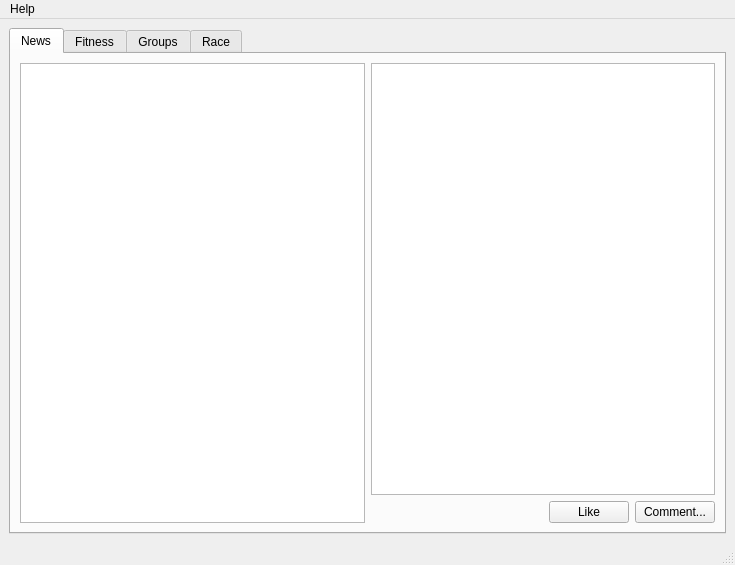
Before: the Qt Designer form GUI/mainwindow.ui in jpvanhal/Social-Sports, drawn with Qt 5.
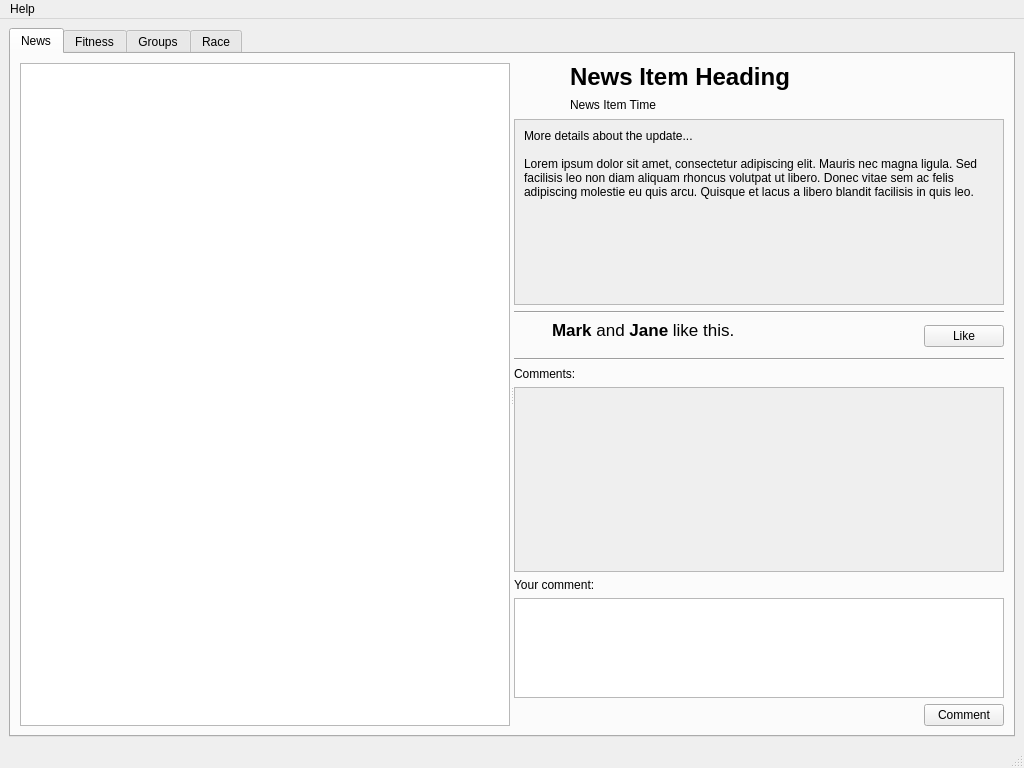
After: the same form once the commit is applied. Icons and pictures are not drawn.

Patch:
```diff
--- a/GUI/mainwindow.ui
+++ b/GUI/mainwindow.ui
@@ -6,8 +6,8 @@
    <rect>
     <x>0</x>
     <y>0</y>
-    <width>735</width>
-    <height>565</height>
+    <width>1024</width>
+    <height>768</height>
    </rect>
   </property>
   <property name="windowTitle">
@@ -26,60 +26,332 @@
        </attribute>
        <layout class="QHBoxLayout" name="horizontalLayout_9">
         <item>
-         <widget class="QListView" name="listViewNews">
-          <property name="editTriggers">
-           <set>QAbstractItemView::NoEditTriggers</set>
+         <widget class="QSplitter" name="splitter">
+          <property name="orientation">
+           <enum>Qt::Horizontal</enum>
           </property>
-          <property name="selectionBehavior">
-           <enum>QAbstractItemView::SelectRows</enum>
-          </property>
-         </widget>
-        </item>
-        <item>
-         <layout class="QVBoxLayout" name="verticalLayout">
-          <item>
-           <widget class="QTextEdit" name="textEditNewsItem">
-            <property name="html">
-             <string>&lt;!DOCTYPE HTML PUBLIC &quot;-//W3C//DTD HTML 4.0//EN&quot; &quot;http://www.w3.org/TR/REC-html40/strict.dtd&quot;&gt;
+          <widget class="QListView" name="listViewNews">
+           <property name="editTriggers">
+            <set>QAbstractItemView::NoEditTriggers</set>
+           </property>
+           <property name="selectionBehavior">
+            <enum>QAbstractItemView::SelectRows</enum>
+           </property>
+          </widget>
+          <widget class="QWidget" name="layoutWidget">
+           <layout class="QVBoxLayout" name="verticalLayout_12">
+            <item>
+             <layout class="QHBoxLayout" name="horizontalLayout_3">
+              <item>
+               <widget class="QLabel" name="label_16">
+                <property name="minimumSize">
+                 <size>
+                  <width>50</width>
+                  <height>50</height>
+                 </size>
+                </property>
+                <property name="maximumSize">
+                 <size>
+                  <width>50</width>
+                  <height>50</height>
+                 </size>
+                </property>
+                <property name="text">
+                 <string>&lt;img src=&quot;:/icons/avatar.jpg&quot;&gt;</string>
+                </property>
+               </widget>
+              </item>
+              <item>
+               <layout class="QVBoxLayout" name="verticalLayout">
+                <item>
+                 <widget class="QLabel" name="labelNewsItemHeading">
+                  <property name="sizePolicy">
+                   <sizepolicy hsizetype="Ignored" vsizetype="Preferred">
+                    <horstretch>0</horstretch>
+                    <verstretch>0</verstretch>
+                   </sizepolicy>
+                  </property>
+                  <property name="font">
+                   <font>
+                    <pointsize>18</pointsize>
+                    <weight>75</weight>
+                    <bold>true</bold>
+                   </font>
+                  </property>
+                  <property name="text">
+                   <string>News Item Heading</string>
+                  </property>
+                  <property name="scaledContents">
+                   <bool>false</bool>
+                  </property>
+                  <property name="textInteractionFlags">
+                   <set>Qt::LinksAccessibleByMouse|Qt::TextSelectableByKeyboard|Qt::TextSelectableByMouse</set>
+                  </property>
+                 </widget>
+                </item>
+                <item>
+                 <widget class="QLabel" name="labelNewsItemTime">
+                  <property name="text">
+                   <string>News Item Time</string>
+                  </property>
+                  <property name="textInteractionFlags">
+                   <set>Qt::LinksAccessibleByMouse|Qt::TextSelectableByKeyboard|Qt::TextSelectableByMouse</set>
+                  </property>
+                 </widget>
+                </item>
+               </layout>
+              </item>
+             </layout>
+            </item>
+            <item>
+             <widget class="QScrollArea" name="scrollArea">
+              <property name="sizePolicy">
+               <sizepolicy hsizetype="Expanding" vsizetype="Expanding">
+                <horstretch>0</horstretch>
+                <verstretch>0</verstretch>
+               </sizepolicy>
+              </property>
+              <property name="widgetResizable">
+               <bool>true</bool>
+              </property>
+              <widget class="QWidget" name="scrollAreaWidgetContents">
+               <property name="geometry">
+                <rect>
+                 <x>0</x>
+                 <y>0</y>
+                 <width>514</width>
+                 <height>152</height>
+                </rect>
+               </property>
+               <layout class="QHBoxLayout" name="horizontalLayout_8">
+                <item>
+                 <widget class="QLabel" name="label_18">
+                  <property name="sizePolicy">
+                   <sizepolicy hsizetype="Preferred" vsizetype="Expanding">
+                    <horstretch>0</horstretch>
+                    <verstretch>0</verstretch>
+                   </sizepolicy>
+                  </property>
+                  <property name="text">
+                   <string>More details about the update...
+
+Lorem ipsum dolor sit amet, consectetur adipiscing elit. Mauris nec magna ligula. Sed facilisis leo non diam aliquam rhoncus volutpat ut libero. Donec vitae sem ac felis adipiscing molestie eu quis arcu. Quisque et lacus a libero blandit facilisis in quis leo.</string>
+                  </property>
+                  <property name="alignment">
+                   <set>Qt::AlignLeading|Qt::AlignLeft|Qt::AlignTop</set>
+                  </property>
+                  <property name="wordWrap">
+                   <bool>true</bool>
+                  </property>
+                  <property name="textInteractionFlags">
+                   <set>Qt::LinksAccessibleByMouse|Qt::TextSelectableByKeyboard|Qt::TextSelectableByMouse</set>
+                  </property>
+                 </widget>
+                </item>
+               </layout>
+              </widget>
+             </widget>
+            </item>
+            <item>
+             <widget class="Line" name="line_2">
+              <property name="orientation">
+               <enum>Qt::Horizontal</enum>
+              </property>
+             </widget>
+            </item>
+            <item>
+             <layout class="QHBoxLayout" name="horizontalLayout_6">
+              <property name="sizeConstraint">
+               <enum>QLayout::SetMinimumSize</enum>
+              </property>
+              <item>
+               <layout class="QVBoxLayout" name="verticalLayout_11">
+                <item>
+                 <widget class="QLabel" name="label_17">
+                  <property name="sizePolicy">
+                   <sizepolicy hsizetype="Fixed" vsizetype="Fixed">
+                    <horstretch>0</horstretch>
+                    <verstretch>0</verstretch>
+                   </sizepolicy>
+                  </property>
+                  <property name="minimumSize">
+                   <size>
+                    <width>32</width>
+                    <height>32</height>
+                   </size>
+                  </property>
+                  <property name="maximumSize">
+                   <size>
+                    <width>32</width>
+                    <height>32</height>
+                   </size>
+                  </property>
+                  <property name="text">
+                   <string>&lt;img src=&quot;:/icons/thumbs_up.png&quot;&gt;</string>
+                  </property>
+                 </widget>
+                </item>
+               </layout>
+              </item>
+              <item>
+               <widget class="QLabel" name="labelNewsItemLike">
+                <property name="sizePolicy">
+                 <sizepolicy hsizetype="Expanding" vsizetype="Preferred">
+                  <horstretch>0</horstretch>
+                  <verstretch>0</verstretch>
+                 </sizepolicy>
+                </property>
+                <property name="text">
+                 <string>&lt;!DOCTYPE HTML PUBLIC &quot;-//W3C//DTD HTML 4.0//EN&quot; &quot;http://www.w3.org/TR/REC-html40/strict.dtd&quot;&gt;
 &lt;html&gt;&lt;head&gt;&lt;meta name=&quot;qrichtext&quot; content=&quot;1&quot; /&gt;&lt;style type=&quot;text/css&quot;&gt;
 p, li { white-space: pre-wrap; }
 &lt;/style&gt;&lt;/head&gt;&lt;body style=&quot; font-family:'Lucida Grande'; font-size:13pt; font-weight:400; font-style:normal;&quot;&gt;
-&lt;p style=&quot;-qt-paragraph-type:empty; margin-top:0px; margin-bottom:0px; margin-left:0px; margin-right:0px; -qt-block-indent:0; text-indent:0px; font-family:'Ubuntu'; font-size:11pt;&quot;&gt;&lt;/p&gt;&lt;/body&gt;&lt;/html&gt;</string>
-            </property>
-           </widget>
-          </item>
-          <item>
-           <layout class="QHBoxLayout" name="horizontalLayout_8">
+&lt;p style=&quot; margin-top:0px; margin-bottom:0px; margin-left:0px; margin-right:0px; -qt-block-indent:0; text-indent:0px;&quot;&gt;&lt;span style=&quot; font-weight:600;&quot;&gt;Mark&lt;/span&gt; and &lt;span style=&quot; font-weight:600;&quot;&gt;Jane&lt;/span&gt; like this.&lt;/p&gt;&lt;/body&gt;&lt;/html&gt;</string>
+                </property>
+                <property name="alignment">
+                 <set>Qt::AlignLeading|Qt::AlignLeft|Qt::AlignTop</set>
+                </property>
+                <property name="wordWrap">
+                 <bool>true</bool>
+                </property>
+                <property name="textInteractionFlags">
+                 <set>Qt::LinksAccessibleByMouse|Qt::TextSelectableByKeyboard|Qt::TextSelectableByMouse</set>
+                </property>
+               </widget>
+              </item>
+              <item>
+               <layout class="QVBoxLayout" name="verticalLayout_10">
+                <item>
+                 <widget class="QPushButton" name="btnLike">
+                  <property name="sizePolicy">
+                   <sizepolicy hsizetype="Fixed" vsizetype="Fixed">
+                    <horstretch>0</horstretch>
+                    <verstretch>0</verstretch>
+                   </sizepolicy>
+                  </property>
+                  <property name="text">
+                   <string>Like</string>
+                  </property>
+                 </widget>
+                </item>
+               </layout>
+              </item>
+             </layout>
+            </item>
             <item>
-             <spacer name="horizontalSpacer">
+             <widget class="Line" name="line_3">
               <property name="orientation">
                <enum>Qt::Horizontal</enum>
               </property>
-              <property name="sizeHint" stdset="0">
+             </widget>
+            </item>
+            <item>
+             <widget class="QLabel" name="label_15">
+              <property name="text">
+               <string>Comments:</string>
+              </property>
+              <property name="buddy">
+               <cstring>scrollAreaComments</cstring>
+              </property>
+             </widget>
+            </item>
+            <item>
+             <widget class="QScrollArea" name="scrollAreaComments">
+              <property name="sizePolicy">
+               <sizepolicy hsizetype="Expanding" vsizetype="Expanding">
+                <horstretch>0</horstretch>
+                <verstretch>0</verstretch>
+               </sizepolicy>
+              </property>
+              <property name="minimumSize">
                <size>
-                <width>40</width>
-                <height>20</height>
+                <width>0</width>
+                <height>100</height>
                </size>
               </property>
-             </spacer>
+              <property name="widgetResizable">
+               <bool>true</bool>
+              </property>
+              <widget class="QWidget" name="scrollAreaCommentsContents">
+               <property name="geometry">
+                <rect>
+                 <x>0</x>
+                 <y>0</y>
+                 <width>514</width>
+                 <height>140</height>
+                </rect>
+               </property>
+               <layout class="QVBoxLayout" name="verticalLayout_13">
+                <item>
+                 <widget class="QWidget" name="widgetComments" native="true">
+                  <property name="sizePolicy">
+                   <sizepolicy hsizetype="Expanding" vsizetype="Preferred">
+                    <horstretch>0</horstretch>
+                    <verstretch>0</verstretch>
+                   </sizepolicy>
+                  </property>
+                 </widget>
+                </item>
+               </layout>
+              </widget>
+             </widget>
             </item>
             <item>
-             <widget class="QPushButton" name="pushButton_16">
+             <widget class="QLabel" name="label_19">
+              <property name="sizePolicy">
+               <sizepolicy hsizetype="Preferred" vsizetype="Fixed">
+                <horstretch>0</horstretch>
+                <verstretch>0</verstretch>
+               </sizepolicy>
+              </property>
               <property name="text">
-               <string>Like</string>
+               <string>Your comment:</string>
               </property>
              </widget>
             </item>
             <item>
-             <widget class="QPushButton" name="pushButton_17">
-              <property name="text">
-               <string>Comment...</string>
+             <widget class="QPlainTextEdit" name="textEditComment">
+              <property name="sizePolicy">
+               <sizepolicy hsizetype="Expanding" vsizetype="Preferred">
+                <horstretch>0</horstretch>
+                <verstretch>0</verstretch>
+               </sizepolicy>
               </property>
+              <property name="maximumSize">
+               <size>
+                <width>16777215</width>
+                <height>100</height>
+               </size>
+              </property>
              </widget>
             </item>
+            <item>
+             <layout class="QHBoxLayout" name="horizontalLayout_7">
+              <item>
+               <spacer name="horizontalSpacer">
+                <property name="orientation">
+                 <enum>Qt::Horizontal</enum>
+                </property>
+                <property name="sizeHint" stdset="0">
+                 <size>
+                  <width>0</width>
+                  <height>0</height>
+                 </size>
+                </property>
+               </spacer>
+              </item>
+              <item>
+               <widget class="QPushButton" name="btnComment">
+                <property name="text">
+                 <string>Comment</string>
+                </property>
+               </widget>
+              </item>
+             </layout>
+            </item>
            </layout>
-          </item>
-         </layout>
+          </widget>
+         </widget>
         </item>
        </layout>
       </widget>
@@ -546,7 +818,7 @@
     <rect>
      <x>0</x>
      <y>0</y>
-     <width>735</width>
+     <width>1024</width>
      <height>22</height>
     </rect>
    </property>
```
Left out of the diff: 7 changed lines with no effect on the pictures.
